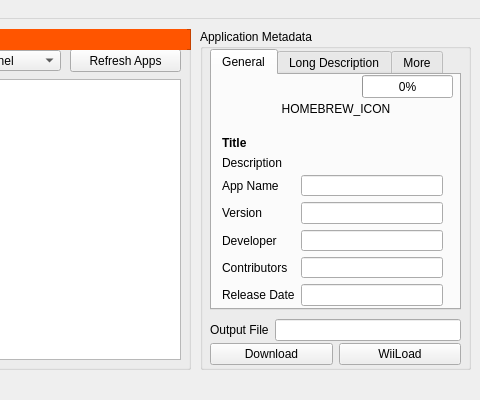
This is gui/united.ui in dhtdht020/osc-dl as Qt 5 draws it before an edit; both pictures show x 420 to 900 and y 0 to 400 of the 900 by 400 pixel window. The edited form follows.
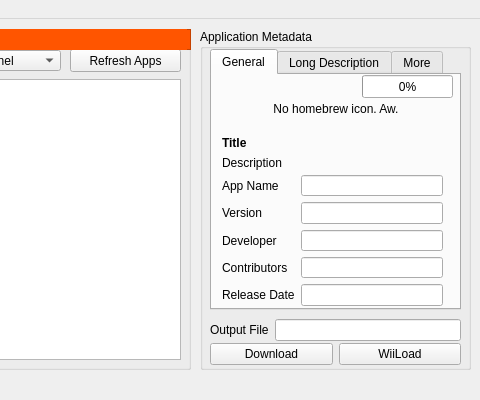
This is the edited form.

Patch:
```diff
--- a/gui/united.ui
+++ b/gui/united.ui
@@ -372,7 +372,7 @@
         </rect>
        </property>
        <property name="text">
-        <string>HOMEBREW_ICON</string>
+        <string>No homebrew icon. Aw.</string>
        </property>
        <property name="alignment">
         <set>Qt::AlignCenter</set>
```
Left out of the diff: 3 changed lines with no effect on the pictures.
